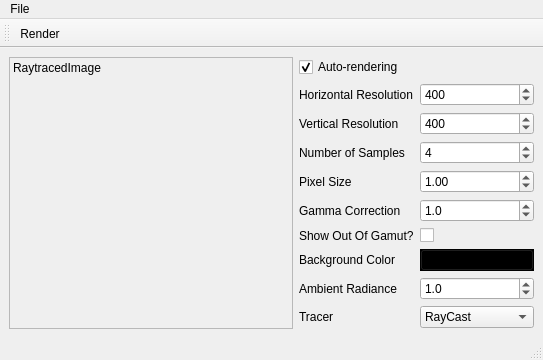
Qt form projects/mainwindow.ui (thiagowfx/raytracer-lcg-2014) before a commit.
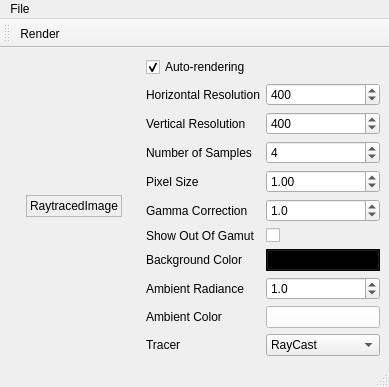
The same form after that commit. Icons and pictures are not drawn.

Commit message: added ambient color

Patch:
```diff
--- a/projects/mainwindow.ui
+++ b/projects/mainwindow.ui
@@ -6,8 +6,8 @@
    <rect>
     <x>0</x>
     <y>0</y>
-    <width>543</width>
-    <height>360</height>
+    <width>389</width>
+    <height>371</height>
    </rect>
   </property>
   <property name="focusPolicy">
@@ -18,7 +18,7 @@
   </property>
   <widget class="QWidget" name="centralwidget">
    <layout class="QGridLayout" name="gridLayout">
-    <item row="0" column="0" rowspan="2">
+    <item row="0" column="0" rowspan="2" alignment="Qt::AlignHCenter|Qt::AlignVCenter">
      <widget class="QLabel" name="raytracedImage">
       <property name="sizePolicy">
        <sizepolicy hsizetype="Expanding" vsizetype="Expanding">
@@ -625,14 +625,14 @@
         </property>
        </widget>
       </item>
-      <item row="8" column="0">
+      <item row="9" column="0">
        <widget class="QLabel" name="label_8">
         <property name="text">
          <string>Tracer</string>
         </property>
        </widget>
       </item>
-      <item row="8" column="1">
+      <item row="9" column="1">
        <widget class="QComboBox" name="tracerComboBox">
         <item>
          <property name="text">
@@ -654,7 +654,7 @@
       <item row="5" column="0">
        <widget class="QLabel" name="label_9">
         <property name="text">
-         <string>Show Out Of Gamut?</string>
+         <string>Show Out Of Gamut</string>
         </property>
        </widget>
       </item>
@@ -665,6 +665,435 @@
         </property>
        </widget>
       </item>
+      <item row="8" column="0">
+       <widget class="QLabel" name="label_10">
+        <property name="text">
+         <string>Ambient Color</string>
+        </property>
+       </widget>
+      </item>
+      <item row="8" column="1">
+       <widget class="QPushButton" name="ambientColorPushButton">
+        <property name="palette">
+         <palette>
+          <active>
+           <colorrole role="WindowText">
+            <brush brushstyle="SolidPattern">
+             <color alpha="255">
+              <red>0</red>
+              <green>0</green>
+              <blue>0</blue>
+             </color>
+            </brush>
+           </colorrole>
+           <colorrole role="Button">
+            <brush brushstyle="SolidPattern">
+             <color alpha="255">
+              <red>255</red>
+              <green>255</green>
+              <blue>255</blue>
+             </color>
+            </brush>
+           </colorrole>
+           <colorrole role="Light">
+            <brush brushstyle="SolidPattern">
+             <color alpha="255">
+              <red>255</red>
+              <green>255</green>
+              <blue>255</blue>
+             </color>
+            </brush>
+           </colorrole>
+           <colorrole role="Midlight">
+            <brush brushstyle="SolidPattern">
+             <color alpha="255">
+              <red>255</red>
+              <green>255</green>
+              <blue>255</blue>
+             </color>
+            </brush>
+           </colorrole>
+           <colorrole role="Dark">
+            <brush brushstyle="SolidPattern">
+             <color alpha="255">
+              <red>127</red>
+              <green>127</green>
+              <blue>127</blue>
+             </color>
+            </brush>
+           </colorrole>
+           <colorrole role="Mid">
+            <brush brushstyle="SolidPattern">
+             <color alpha="255">
+              <red>170</red>
+              <green>170</green>
+              <blue>170</blue>
+             </color>
+            </brush>
+           </colorrole>
+           <colorrole role="Text">
+            <brush brushstyle="SolidPattern">
+             <color alpha="255">
+              <red>0</red>
+              <green>0</green>
+              <blue>0</blue>
+             </color>
+            </brush>
+           </colorrole>
+           <colorrole role="BrightText">
+            <brush brushstyle="SolidPattern">
+             <color alpha="255">
+              <red>255</red>
+              <green>255</green>
+              <blue>255</blue>
+             </color>
+            </brush>
+           </colorrole>
+           <colorrole role="ButtonText">
+            <brush brushstyle="SolidPattern">
+             <color alpha="255">
+              <red>0</red>
+              <green>0</green>
+              <blue>0</blue>
+             </color>
+            </brush>
+           </colorrole>
+           <colorrole role="Base">
+            <brush brushstyle="SolidPattern">
+             <color alpha="255">
+              <red>255</red>
+              <green>255</green>
+              <blue>255</blue>
+             </color>
+            </brush>
+           </colorrole>
+           <colorrole role="Window">
+            <brush brushstyle="SolidPattern">
+             <color alpha="255">
+              <red>255</red>
+              <green>255</green>
+              <blue>255</blue>
+             </color>
+            </brush>
+           </colorrole>
+           <colorrole role="Shadow">
+            <brush brushstyle="SolidPattern">
+             <color alpha="255">
+              <red>0</red>
+              <green>0</green>
+              <blue>0</blue>
+             </color>
+            </brush>
+           </colorrole>
+           <colorrole role="AlternateBase">
+            <brush brushstyle="SolidPattern">
+             <color alpha="255">
+              <red>255</red>
+              <green>255</green>
+              <blue>255</blue>
+             </color>
+            </brush>
+           </colorrole>
+           <colorrole role="ToolTipBase">
+            <brush brushstyle="SolidPattern">
+             <color alpha="255">
+              <red>255</red>
+              <green>255</green>
+              <blue>220</blue>
+             </color>
+            </brush>
+           </colorrole>
+           <colorrole role="ToolTipText">
+            <brush brushstyle="SolidPattern">
+             <color alpha="255">
+              <red>0</red>
+              <green>0</green>
+              <blue>0</blue>
+             </color>
+            </brush>
+           </colorrole>
+          </active>
+          <inactive>
+           <colorrole role="WindowText">
+            <brush brushstyle="SolidPattern">
+             <color alpha="255">
+              <red>0</red>
+              <green>0</green>
+              <blue>0</blue>
+             </color>
+            </brush>
+           </colorrole>
+           <colorrole role="Button">
+            <brush brushstyle="SolidPattern">
+             <color alpha="255">
+              <red>255</red>
+              <green>255</green>
+              <blue>255</blue>
+             </color>
+            </brush>
+           </colorrole>
+           <colorrole role="Light">
+            <brush brushstyle="SolidPattern">
+             <color alpha="255">
+              <red>255</red>
+              <green>255</green>
+              <blue>255</blue>
+             </color>
+            </brush>
+           </colorrole>
+           <colorrole role="Midlight">
+            <brush brushstyle="SolidPattern">
+             <color alpha="255">
+              <red>255</red>
+              <green>255</green>
+              <blue>255</blue>
+             </color>
+            </brush>
+           </colorrole>
+           <colorrole role="Dark">
+            <brush brushstyle="SolidPattern">
+             <color alpha="255">
+              <red>127</red>
+              <green>127</green>
+              <blue>127</blue>
+             </color>
+            </brush>
+           </colorrole>
+           <colorrole role="Mid">
+            <brush brushstyle="SolidPattern">
+             <color alpha="255">
+              <red>170</red>
+              <green>170</green>
+              <blue>170</blue>
+             </color>
+            </brush>
+           </colorrole>
+           <colorrole role="Text">
+            <brush brushstyle="SolidPattern">
+             <color alpha="255">
+              <red>0</red>
+              <green>0</green>
+              <blue>0</blue>
+             </color>
+            </brush>
+           </colorrole>
+           <colorrole role="BrightText">
+            <brush brushstyle="SolidPattern">
+             <color alpha="255">
+              <red>255</red>
+              <green>255</green>
+              <blue>255</blue>
+             </color>
+            </brush>
+           </colorrole>
+           <colorrole role="ButtonText">
+            <brush brushstyle="SolidPattern">
+             <color alpha="255">
+              <red>0</red>
+              <green>0</green>
+              <blue>0</blue>
+             </color>
+            </brush>
+           </colorrole>
+           <colorrole role="Base">
+            <brush brushstyle="SolidPattern">
+             <color alpha="255">
+              <red>255</red>
+              <green>255</green>
+              <blue>255</blue>
+             </color>
+            </brush>
+           </colorrole>
+           <colorrole role="Window">
+            <brush brushstyle="SolidPattern">
+             <color alpha="255">
+              <red>255</red>
+              <green>255</green>
+              <blue>255</blue>
+             </color>
+            </brush>
+           </colorrole>
+           <colorrole role="Shadow">
+            <brush brushstyle="SolidPattern">
+             <color alpha="255">
+              <red>0</red>
+              <green>0</green>
+              <blue>0</blue>
+             </color>
+            </brush>
+           </colorrole>
+           <colorrole role="AlternateBase">
+            <brush brushstyle="SolidPattern">
+             <color alpha="255">
+              <red>255</red>
+              <green>255</green>
+              <blue>255</blue>
+             </color>
+            </brush>
+           </colorrole>
+           <colorrole role="ToolTipBase">
+            <brush brushstyle="SolidPattern">
+             <color alpha="255">
+              <red>255</red>
+              <green>255</green>
+              <blue>220</blue>
+             </color>
+            </brush>
+           </colorrole>
+           <colorrole role="ToolTipText">
+            <brush brushstyle="SolidPattern">
+             <color alpha="255">
+              <red>0</red>
+              <green>0</green>
+              <blue>0</blue>
+             </color>
+            </brush>
+           </colorrole>
+          </inactive>
+          <disabled>
+           <colorrole role="WindowText">
+            <brush brushstyle="SolidPattern">
+             <color alpha="255">
+              <red>127</red>
+              <green>127</green>
+              <blue>127</blue>
+             </color>
+            </brush>
+           </colorrole>
+           <colorrole role="Button">
+            <brush brushstyle="SolidPattern">
+             <color alpha="255">
+              <red>255</red>
+              <green>255</green>
+              <blue>255</blue>
+             </color>
+            </brush>
+           </colorrole>
+           <colorrole role="Light">
+            <brush brushstyle="SolidPattern">
+             <color alpha="255">
+              <red>255</red>
+              <green>255</green>
+              <blue>255</blue>
+             </color>
+            </brush>
+           </colorrole>
+           <colorrole role="Midlight">
+            <brush brushstyle="SolidPattern">
+             <color alpha="255">
+              <red>255</red>
+              <green>255</green>
+              <blue>255</blue>
+             </color>
+            </brush>
+           </colorrole>
+           <colorrole role="Dark">
+            <brush brushstyle="SolidPattern">
+             <color alpha="255">
+              <red>127</red>
+              <green>127</green>
+              <blue>127</blue>
+             </color>
+            </brush>
+           </colorrole>
+           <colorrole role="Mid">
+            <brush brushstyle="SolidPattern">
+             <color alpha="255">
+              <red>170</red>
+              <green>170</green>
+              <blue>170</blue>
+             </color>
+            </brush>
+           </colorrole>
+           <colorrole role="Text">
+            <brush brushstyle="SolidPattern">
+             <color alpha="255">
+              <red>127</red>
+              <green>127</green>
+              <blue>127</blue>
+             </color>
+            </brush>
+           </colorrole>
+           <colorrole role="BrightText">
+            <brush brushstyle="SolidPattern">
+             <color alpha="255">
+              <red>255</red>
+              <green>255</green>
+              <blue>255</blue>
+             </color>
+            </brush>
+           </colorrole>
+           <colorrole role="ButtonText">
+            <brush brushstyle="SolidPattern">
+             <color alpha="255">
+              <red>127</red>
+              <green>127</green>
+              <blue>127</blue>
+             </color>
+            </brush>
+           </colorrole>
+           <colorrole role="Base">
+            <brush brushstyle="SolidPattern">
+             <color alpha="255">
+              <red>255</red>
+              <green>255</green>
+              <blue>255</blue>
+             </color>
+            </brush>
+           </colorrole>
+           <colorrole role="Window">
+            <brush brushstyle="SolidPattern">
+             <color alpha="255">
+              <red>255</red>
+              <green>255</green>
+              <blue>255</blue>
+             </color>
+            </brush>
+           </colorrole>
+           <colorrole role="Shadow">
+            <brush brushstyle="SolidPattern">
+             <color alpha="255">
+              <red>0</red>
+              <green>0</green>
+              <blue>0</blue>
+             </color>
+            </brush>
+           </colorrole>
+           <colorrole role="AlternateBase">
+            <brush brushstyle="SolidPattern">
+             <color alpha="255">
+              <red>255</red>
+              <green>255</green>
+              <blue>255</blue>
+             </color>
+            </brush>
+           </colorrole>
+           <colorrole role="ToolTipBase">
+            <brush brushstyle="SolidPattern">
+             <color alpha="255">
+              <red>255</red>
+              <green>255</green>
+              <blue>220</blue>
+             </color>
+            </brush>
+           </colorrole>
+           <colorrole role="ToolTipText">
+            <brush brushstyle="SolidPattern">
+             <color alpha="255">
+              <red>0</red>
+              <green>0</green>
+              <blue>0</blue>
+             </color>
+            </brush>
+           </colorrole>
+          </disabled>
+         </palette>
+        </property>
+        <property name="text">
+         <string/>
+        </property>
+       </widget>
+      </item>
      </layout>
     </item>
    </layout>
@@ -674,7 +1103,7 @@
     <rect>
      <x>0</x>
      <y>0</y>
-     <width>543</width>
+     <width>389</width>
      <height>19</height>
     </rect>
    </property>
```
The commit also changes 8 other files.
